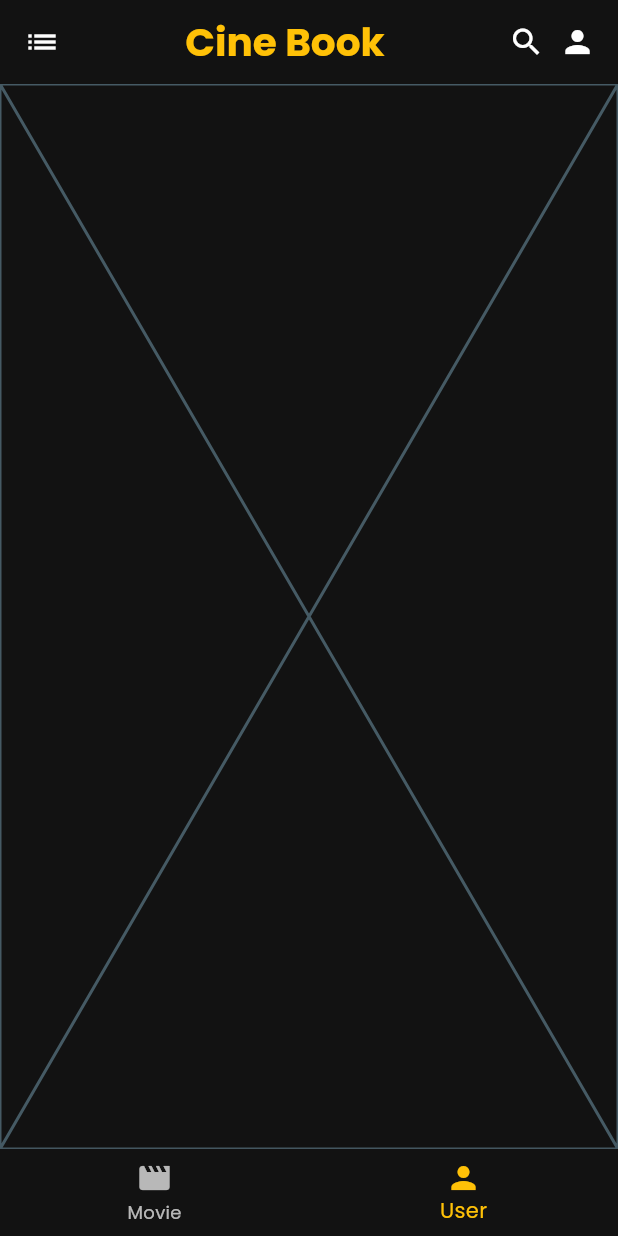
After one commit to Amit-Bajracharya/CineBook, a Flutter app: the screen it shows after launch, item 2 of the bottom bar chosen, on a phone screen of 412 x 824 dp. The commit adds this screen. Run offline on Flutter 3.47's test engine with Material 3 defaults, Android fonts, the phone set to English and light mode, and no system bars; our stand-ins replace google_fonts, introduction_screen.

Commit message:
added frontend

```diff
--- a/frontend/lib/home/homepage.dart
+++ b/frontend/lib/home/homepage.dart
@@ -1,3 +1,5 @@
+import 'package:cinebooknew/home/widget/UserPage.dart';
+import 'package:cinebooknew/home/widget/filmpage.dart';
 import 'package:flutter/material.dart';
 
 class Homepage extends StatefulWidget {
@@ -8,6 +10,15 @@ class Homepage extends StatefulWidget {
 }
 
 class _HomepageState extends State<Homepage> {
+  int _selectedIndex = 0;
+  List<Widget> _widget = [Filmpage(), Userpage()];
+
+  void onTap(int index) {
+    setState(() {
+      _selectedIndex = index;
+    });
+  }
+
   @override
   Widget build(BuildContext context) {
     return Scaffold(
@@ -17,20 +28,27 @@ class _HomepageState extends State<Homepage> {
         actions: [
           Icon(Icons.search),
           const SizedBox(width: 10),
-          Icon(Icons.person)
+          Icon(Icons.person),
         ],
         title: Center(
-          child: Text("Cine Book",
-          style: Theme.of(context).textTheme.titleLarge?.copyWith(
-            color: Colors.amber,
-            fontSize: 26
-          ),
+          child: Text(
+            "Cine Book",
+            style: Theme.of(
+              context,
+            ).textTheme.titleLarge?.copyWith(color: Colors.amber, fontSize: 26),
           ),
         ),
       ),
-bottomNavigationBar: BottomAppBar(
-
-),
+      body: Container(child: _widget[_selectedIndex]),
+      bottomNavigationBar: BottomNavigationBar(
+        selectedItemColor: Colors.amber,
+        currentIndex: _selectedIndex,
+        onTap: onTap,
+        items: [
+          BottomNavigationBarItem(icon: Icon(Icons.movie), label: "Movie"),
+          BottomNavigationBarItem(icon: Icon(Icons.person), label: "User"),
+        ],
+      ),
     );
   }
 }
--- /dev/null
+++ b/frontend/lib/home/widget/UserPage.dart
@@ -0,0 +1,15 @@
+import 'package:flutter/material.dart';
+
+class Userpage extends StatefulWidget {
+  const Userpage({super.key});
+
+  @override
+  State<Userpage> createState() => _UserpageState();
+}
+
+class _UserpageState extends State<Userpage> {
+  @override
+  Widget build(BuildContext context) {
+    return const Placeholder();
+  }
+}
--- a/frontend/lib/landing_page.dart
+++ b/frontend/lib/landing_page.dart
@@ -21,6 +21,7 @@ class _LandingPageState extends State<LandingPage> {
     'assets/images/movie2.jpg',
     'assets/images/movie3.jpg',
     'assets/images/movie4.jpeg',
+    'assets/images/movie5.jpg',
   ];
 
   @override
--- a/frontend/lib/main.dart
+++ b/frontend/lib/main.dart
@@ -18,7 +18,7 @@ class MyApp extends StatelessWidget {
       theme: ThemeData(
         colorScheme: const ColorScheme(
           brightness: Brightness.dark,
-          primary: Color(0xFFE50914),
+          primary: Colors.amber,
           onPrimary: Colors.white,
           secondary: Color(0xFF1F1F1F),
           onSecondary: Colors.white70,
@@ -39,7 +39,7 @@ class MyApp extends StatelessWidget {
           )
         ),
       ),
-      home: LandingPage(),
+      home: Homepage(),
     );
   }
 }
```
Also changed, not shown: frontend/lib/home/widget/filmpage.dart (added, +39 -0 lines), frontend/assets/images/movie4.jpeg, frontend/assets/images/movie5.jpg (added).
